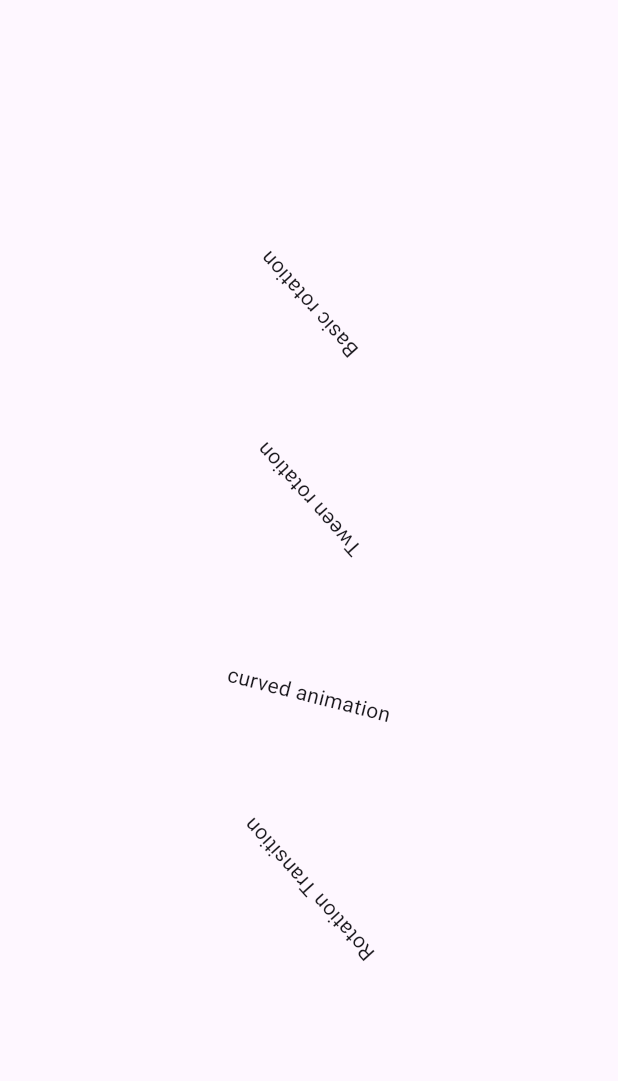
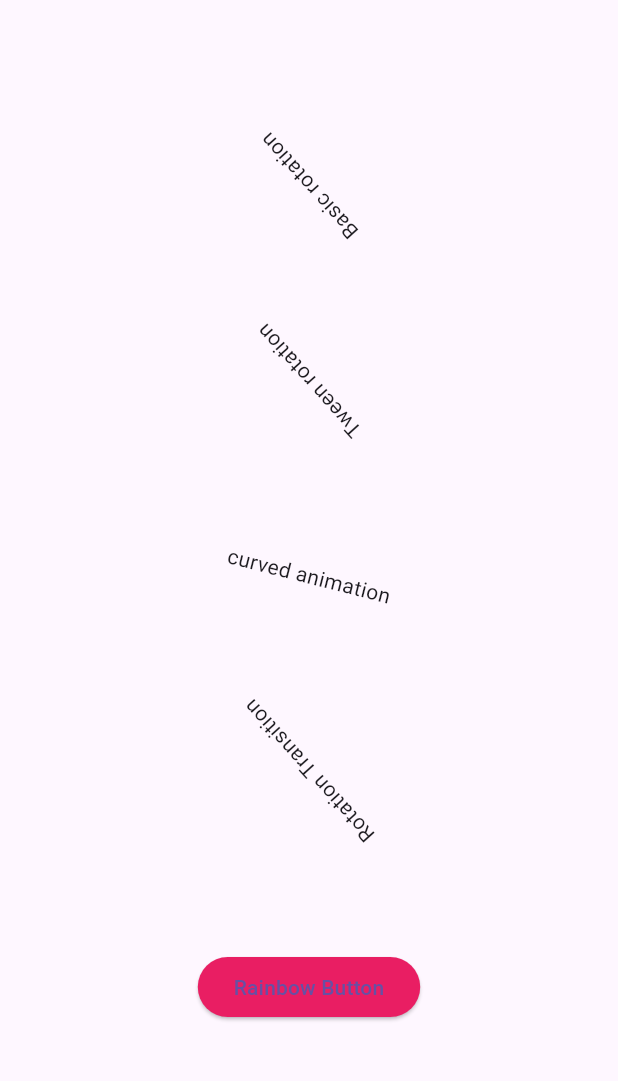
Before and after one commit to tmaurer-nait/DMIT-2504-1242-A01-workbook, a Flutter app: the AnimationPage screen opened directly, on a phone screen of 412 x 824 dp, the part 63-1144 px from its top. Run offline on Flutter 3.47's test engine with Material 3 defaults, Android fonts, the light colour scheme and no system bars; our stand-ins replace cloud_firestore, firebase_auth, firebase_core; missing offline and left inert: firebase_ui_auth; accounts and stored records are empty; generated files the repository leaves out were written again.

Commit message:
animations pt 2

```diff
--- a/Week9/animations_example/lib/pages/animation_page.dart
+++ b/Week9/animations_example/lib/pages/animation_page.dart
@@ -1,5 +1,6 @@
 import 'package:flutter/material.dart';
 import 'dart:math' as math;
+import 'package:animations_example/widgets/rainbow_button.dart';
 
 class AnimationPage extends StatefulWidget {
   const AnimationPage({super.key});
@@ -78,7 +79,11 @@ class _AnimationPageState extends State<AnimationPage>
               RotationTransition(
                 turns: _controller,
                 child: Text('Rotation Transition'),
-              )
+              ),
+              SizedBox(
+                height: 110,
+              ),
+              RainbowButton(child: Text('Rainbow Button')),
             ],
           ),
         ));
--- a/Week9/animations_example/lib/widgets/rainbow_button.dart
+++ b/Week9/animations_example/lib/widgets/rainbow_button.dart
@@ -0,0 +1,58 @@
+import 'package:flutter/material.dart';
+import 'dart:math' as math;
+import 'dart:async';
+
+class RainbowButton extends StatefulWidget {
+  const RainbowButton({
+    super.key,
+    required this.child,
+    this.onLongPress,
+    this.onPressed,
+  });
+
+  final Function? onPressed;
+  final Function? onLongPress;
+  final Widget child;
+
+  @override
+  State<RainbowButton> createState() => _RainbowButtonState();
+}
+
+class _RainbowButtonState extends State<RainbowButton>
+    with SingleTickerProviderStateMixin {
+  late Color _color;
+
+  @override
+  void initState() {
+    super.initState();
+    _color = Colors.pink;
+
+    Timer.periodic(Duration(seconds: 6), (timer) {
+      setState(() {
+        _color = Color((0xFFFFFF * math.Random().nextDouble()).toInt())
+            .withValues(alpha: 1.0);
+      });
+    });
+  }
+
+  @override
+  Widget build(BuildContext context) {
+    return TweenAnimationBuilder(
+      tween: ColorTween(end: _color),
+      duration: Duration(seconds: 5),
+      child: widget.child,
+      builder: (_, Color? color, child) {
+        return ElevatedButton(
+          onPressed: () {
+            widget.onPressed?.call();
+          },
+          onLongPress: () {
+            widget.onLongPress?.call();
+          },
+          style: ElevatedButton.styleFrom(backgroundColor: color),
+          child: child,
+        );
+      },
+    );
+  }
+}
```
